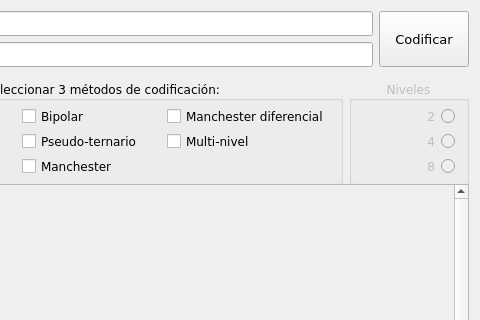
Above: mainwindow.ui from chrishenx/binary-encoding-practice before the change; both pictures show x 148 to 628 and y 0 to 320 of the 628 by 549 pixel window. Below: the same form after it.
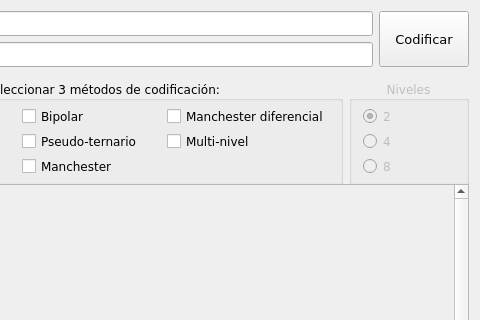
That is the form after the change. Custom widgets are drawn as their Qt base class.

Commit message: Changes to the user interface

The edit to the form file:
```diff
--- a/mainwindow.ui
+++ b/mainwindow.ui
@@ -276,7 +276,7 @@
          <bool>false</bool>
         </property>
         <property name="sizePolicy">
-         <sizepolicy hsizetype="Preferred" vsizetype="Minimum">
+         <sizepolicy hsizetype="Expanding" vsizetype="Minimum">
           <horstretch>0</horstretch>
           <verstretch>0</verstretch>
          </sizepolicy>
@@ -327,7 +327,7 @@
             </sizepolicy>
            </property>
            <property name="layoutDirection">
-            <enum>Qt::RightToLeft</enum>
+            <enum>Qt::LeftToRight</enum>
            </property>
            <property name="autoFillBackground">
             <bool>false</bool>
@@ -335,6 +335,9 @@
            <property name="text">
             <string>2</string>
            </property>
+           <property name="checked">
+            <bool>true</bool>
+           </property>
           </widget>
          </item>
          <item>
@@ -346,7 +349,7 @@
             </sizepolicy>
            </property>
            <property name="layoutDirection">
-            <enum>Qt::RightToLeft</enum>
+            <enum>Qt::LeftToRight</enum>
            </property>
            <property name="text">
             <string>4</string>
@@ -362,7 +365,7 @@
             </sizepolicy>
            </property>
            <property name="layoutDirection">
-            <enum>Qt::RightToLeft</enum>
+            <enum>Qt::LeftToRight</enum>
            </property>
            <property name="text">
             <string>8</string>
```
The commit also changes 1 other file.
